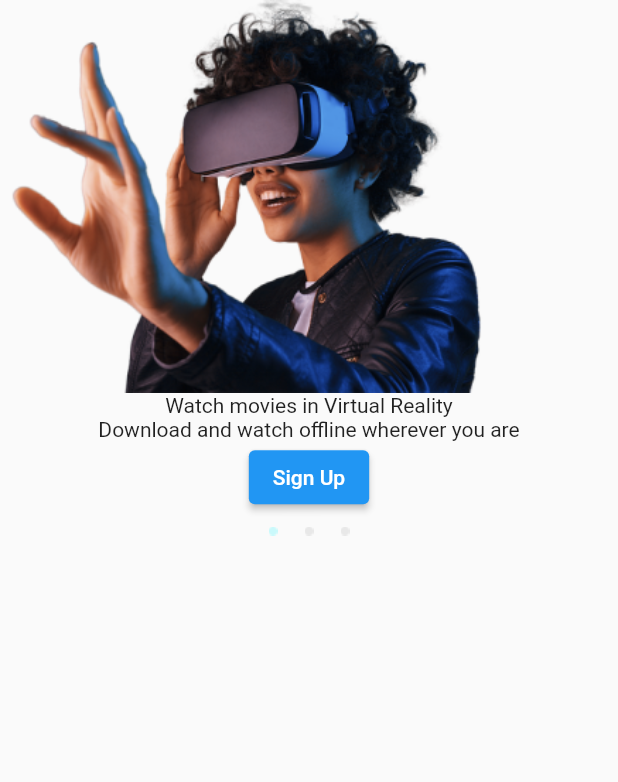
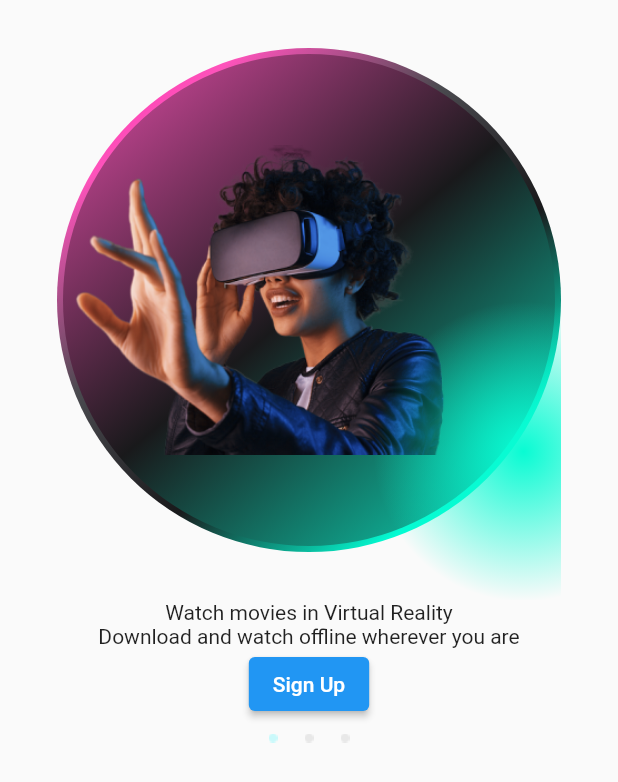
Before and after one commit to jgarzon26/vr_movie_neon, a Flutter app: the screen it shows after launch, on a phone screen of 412 x 824 dp. Shown: the top 782 px of the screen. Run offline on Flutter 3.47's test engine with Material 2 defaults, Android fonts, the light colour scheme and no system bars.

Commit message:
Designing Avatar Inner Container

```diff
--- a/lib/homepage/homepage.dart
+++ b/lib/homepage/homepage.dart
@@ -7,11 +7,109 @@ class HomePage extends StatelessWidget {
   Widget build(BuildContext context) {
 
     return Scaffold(
+      //backgroundColor: Color.fromRGBO(25, 25, 27, 1),
       body: Center(
         child: Column(
           children: [
-            Image.asset(
-              'lib/homepage/assets/vr_guy.png',
+            Stack(
+              children: [
+                Positioned(
+                  left: 6,
+                  top: 83,
+                  child: Container(
+                    height: 166,
+                    width: 166,
+                    decoration: BoxDecoration(
+                      shape: BoxShape.circle,
+                      gradient: RadialGradient(
+                        colors: [
+                          Color.fromRGBO(254, 83, 187, 1),
+                          Color.fromRGBO(254, 83, 187, 0),
+                        ],
+                        center: Alignment.center,
+                        radius: 0.5,
+                      ),
+                      border: Border.all(
+                        color: Colors.transparent,
+                        width: 2,
+                      ),
+                    ),
+                  ),
+                ),
+                Container(
+                  height: 400,
+                  decoration: BoxDecoration(
+                    shape: BoxShape.circle,
+                    gradient: LinearGradient(
+                      colors: [
+                        HSLColor.fromColor(Color.fromRGBO(254, 83, 187, 1)).withLightness(0.5).toColor(),
+                        Color.fromRGBO(254, 83, 187, 1),
+                        HSLColor.fromColor(Color.fromRGBO(25, 25, 27, 1),).withLightness(0.3).toColor(),
+                        Color.fromRGBO(25, 25, 27, 1),
+                        HSLColor.fromColor(Color.fromRGBO(9, 251, 211, 1)).withLightness(0.5).toColor(),
+                        Color.fromRGBO(9, 251, 211, 1),
+                      ],
+                      begin: Alignment.topLeft,
+                      end: Alignment.bottomRight,
+                    ),
+                    border: Border.all(
+                      color: Colors.transparent,
+                      width: 2,
+                    ),
+                  ),
+                  child: Padding(
+                    padding: const EdgeInsets.all(2.0),
+                    child: Container(
+                      width: 328,
+                      height: 328,
+                      decoration: BoxDecoration(
+                        shape: BoxShape.circle,
+                        gradient: LinearGradient(
+                          colors: [
+                            Color.fromRGBO(254, 83, 187, 1),
+                            Color.fromRGBO(25, 25, 27, 1),
+                            Color.fromRGBO(9, 251, 211, 1),
+                          ],
+                          begin: Alignment.topLeft,
+                          end: Alignment.bottomRight,
+                        ),
+                        border: Border.all(
+                          color: Colors.transparent,
+                          width: 2,
+                        ),
+                      ),
+                      child: Image.asset(
+                        'lib/homepage/assets/vr_guy.png',
+                        width: 436.08,
+                        height: 278,
+                      ),
+                    ),
+                  ),
+                ),
+                Positioned(
+                  left: 211,
+                  top: 201,
+                  child: Container(
+                    height: 200,
+                    width: 200,
+                    decoration: BoxDecoration(
+                      shape: BoxShape.circle,
+                      gradient: RadialGradient(
+                        colors: [
+                          Color.fromRGBO(9, 251, 211, 1),
+                          Color.fromRGBO(9, 251, 211, 0),
+                        ],
+                        center: Alignment.center,
+                        radius: 0.5,
+                      ),
+                      border: Border.all(
+                        color: Colors.transparent,
+                        width: 2,
+                      ),
+                    ),
+                  ),
+                ),
+              ]
             ),
             Text('Watch movies in Virtual Reality'),
             Text('Download and watch offline wherever you are'),
```
